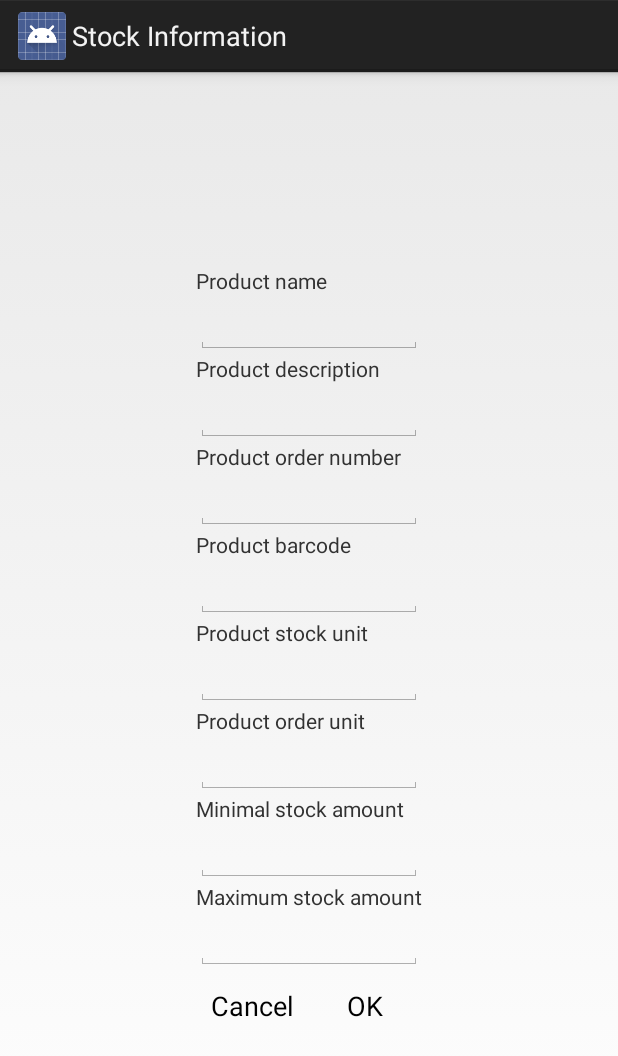
After one commit to vrbh/android, an Android app: the layout dialog_create_product.xml on its own in the app's theme, with its tools: preview values and no code run, on a phone screen of 412 x 824 dp. The commit adds this screen. Shown: the top 1056 px of the screen. Run offline under Robolectric (Android 15) with nearby library versions, the phone set to English and light mode, and no system bars.

Commit message:
First code for adding a new product  (And modifing as well)

```diff
--- a/VoorraadInformation/src/main/java/me/sohier/vrbh/Fragments/productDetailFragment.java
+++ b/VoorraadInformation/src/main/java/me/sohier/vrbh/Fragments/productDetailFragment.java
@@ -5,12 +5,9 @@ import android.support.v4.app.Fragment;
 import android.view.LayoutInflater;
 import android.view.View;
 import android.view.ViewGroup;
-import android.widget.TextView;
 
 import me.sohier.vrbh.R;
-import me.sohier.vrbh.internal.API;
 import me.sohier.vrbh.internal.APIClasses.Prd;
-import me.sohier.vrbh.internal.APIClasses.Product;
 
 /**
  * A fragment representing a single product detail screen.
--- a/VoorraadInformation/src/main/java/me/sohier/vrbh/internal/API.java
+++ b/VoorraadInformation/src/main/java/me/sohier/vrbh/internal/API.java
@@ -27,11 +27,11 @@ import com.wuman.android.auth.oauth2.store.SharedPreferencesCredentialStore;
 import java.io.IOException;
 import java.util.ArrayList;
 import java.util.HashMap;
+import java.util.List;
 
 import me.sohier.vrbh.Fragments.productListFragment;
 import me.sohier.vrbh.R;
 import me.sohier.vrbh.internal.APIClasses.Prd;
-import me.sohier.vrbh.internal.APIClasses.Product;
 import me.sohier.vrbh.internal.APIClasses.User;
 
 
@@ -99,7 +99,7 @@ public class API {
         refreshList();
     }
 
-    public static void addProducts(ArrayList<Prd> list)
+    public static void addProducts(List<Prd> list)
     {
         products.clear();
         products.addAll(list);
--- a/VoorraadInformation/src/main/java/me/sohier/vrbh/internal/APIClasses/Product.java
+++ b/VoorraadInformation/src/main/java/me/sohier/vrbh/internal/APIClasses/Products.java
@@ -2,7 +2,7 @@ package me.sohier.vrbh.internal.APIClasses;
 
 import java.io.Serializable;
 
-public class Product implements Serializable {
+public class Products implements Serializable {
     public Prd products[];
 
 
--- /dev/null
+++ b/VoorraadInformation/src/main/res/layout/dialog_create_product.xml
@@ -0,0 +1,129 @@
+<LinearLayout xmlns:android="http://schemas.android.com/apk/res/android"
+    android:id="@+id/edit_name"
+    android:layout_width="wrap_content"
+    android:layout_height="wrap_content"
+    android:layout_gravity="center"
+    android:orientation="vertical">
+
+    <ScrollView
+        android:layout_width="match_parent"
+        android:layout_height="match_parent">
+
+        <LinearLayout
+            android:orientation="vertical"
+            android:layout_width="fill_parent"
+            android:layout_height="fill_parent">
+
+            <TextView
+                android:id="@+id/dialog_text"
+                android:text="@string/product_name"
+                android:layout_width="wrap_content"
+                android:layout_height="wrap_content" />
+
+            <EditText
+                android:layout_width="fill_parent"
+                android:layout_height="wrap_content"
+                android:id="@+id/product_name" />
+
+            <TextView
+                android:id="@+id/dialog_text"
+                android:text="@string/product_description"
+                android:layout_width="wrap_content"
+                android:layout_height="wrap_content" />
+
+            <EditText
+                android:layout_width="fill_parent"
+                android:layout_height="wrap_content"
+                android:id="@+id/product_description" />
+
+            <TextView
+                android:id="@+id/dialog_text"
+                android:text="@string/product_order_nr"
+                android:layout_width="wrap_content"
+                android:layout_height="wrap_content" />
+
+            <EditText
+                android:layout_width="fill_parent"
+                android:layout_height="wrap_content"
+                android:id="@+id/product_order_nr" />
+
+            <TextView
+                android:id="@+id/dialog_text"
+                android:text="@string/product_ean"
+                android:layout_width="wrap_content"
+                android:layout_height="wrap_content" />
+
+            <EditText
+                android:layout_width="fill_parent"
+                android:layout_height="wrap_content"
+                android:id="@+id/product_ean" />
+
+            <TextView
+                android:id="@+id/dialog_text"
+                android:text="@string/product_stock_unit"
+                android:layout_width="wrap_content"
+                android:layout_height="wrap_content" />
+
+            <EditText
+                android:layout_width="fill_parent"
+                android:layout_height="wrap_content"
+                android:id="@+id/product_stock_unit" />
+
+            <TextView
+                android:id="@+id/dialog_text"
+                android:text="@string/product_order_unit"
+                android:layout_width="wrap_content"
+                android:layout_height="wrap_content" />
+
+            <EditText
+                android:layout_width="fill_parent"
+                android:layout_height="wrap_content"
+                android:id="@+id/product_order_unit" />
+
+            <TextView
+                android:id="@+id/dialog_text"
+                android:text="@string/product_min_stock"
+                android:layout_width="wrap_content"
+                android:layout_height="wrap_content" />
+
+            <EditText
+                android:layout_width="fill_parent"
+                android:layout_height="wrap_content"
+                android:id="@+id/product_min_stock" />
+
+            <TextView
+                android:id="@+id/dialog_text"
+                android:text="@string/product_max_stock"
+                android:layout_width="wrap_content"
+                android:layout_height="wrap_content" />
+
+            <EditText
+                android:layout_width="fill_parent"
+                android:layout_height="wrap_content"
+                android:id="@+id/product_max_stock" />
+
+
+            <LinearLayout
+                android:layout_width="fill_parent"
+                android:layout_height="wrap_content"
+                android:orientation="horizontal">
+
+                <Button
+                    android:layout_width="wrap_content"
+                    android:layout_height="wrap_content"
+                    android:id="@+id/cancel"
+                    android:text="@string/alert_dialog_cancel"
+                    style="?android:attr/buttonBarButtonStyle"
+                    android:layout_weight="1" />
+
+                <Button
+                    android:layout_width="wrap_content"
+                    android:layout_height="wrap_content"
+                    android:layout_weight="1"
+                    android:id="@+id/ok"
+                    style="?android:attr/buttonBarButtonStyle"
+                    android:text="@string/alert_dialog_ok" />
+            </LinearLayout>
+        </LinearLayout>
+    </ScrollView>
+</LinearLayout>
--- a/VoorraadInformation/src/main/res/values/strings.xml
+++ b/VoorraadInformation/src/main/res/values/strings.xml
@@ -29,4 +29,17 @@
     <string name="more_orgs_choose">More then one organisation found, please choose one</string>
     <string name="action_new_product">new product</string>
     <string name="menuitem_refresh">refresh</string>
+
+    <!-- -->
+    <string name="no_products_yet">There are no products yet for this organisation. Do you want to create a new product?</string>
+    <string name="create_product">Create new product</string>
+    <string name="update_product">Update product</string>
+    <string name="product_name">Product name</string>
+    <string name="product_description">Product description</string>
+    <string name="product_order_nr">Product order number</string>
+    <string name="product_ean">Product barcode</string>
+    <string name="product_stock_unit">Product stock unit</string>
+    <string name="product_order_unit">Product order unit</string>
+    <string name="product_min_stock">Minimal stock amount</string>
+    <string name="product_max_stock">Maximum stock amount</string>
 </resources>
```
Also changed, not shown: VoorraadInformation/src/main/java/me/sohier/vrbh/Fragments/CreateProductFragment.java (added, +110 -0 lines), VoorraadInformation/src/main/java/me/sohier/vrbh/Fragments/NoProductsYetFragment.java (added, +55 -0 lines), VoorraadInformation/src/main/java/me/sohier/vrbh/internal/APIClasses/Prd.java (+13 -0 lines), VoorraadInformation/src/main/java/me/sohier/vrbh/productListActivity.java (+103 -20 lines).
